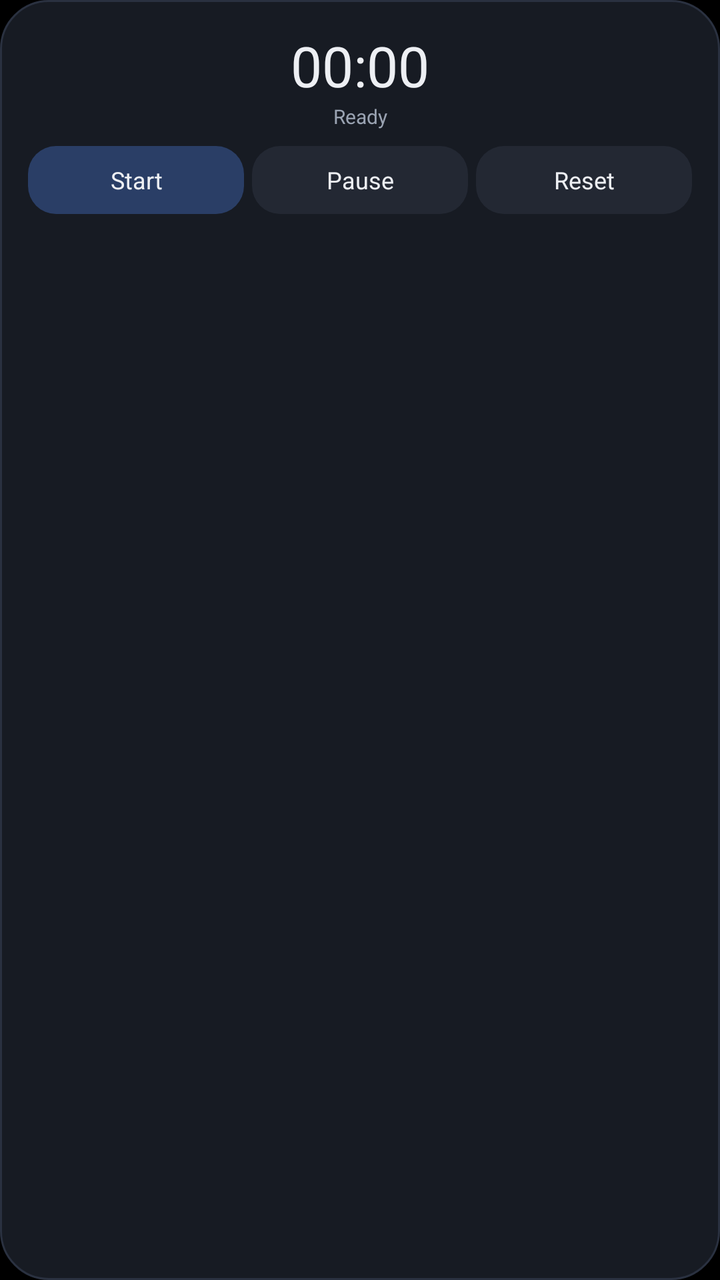
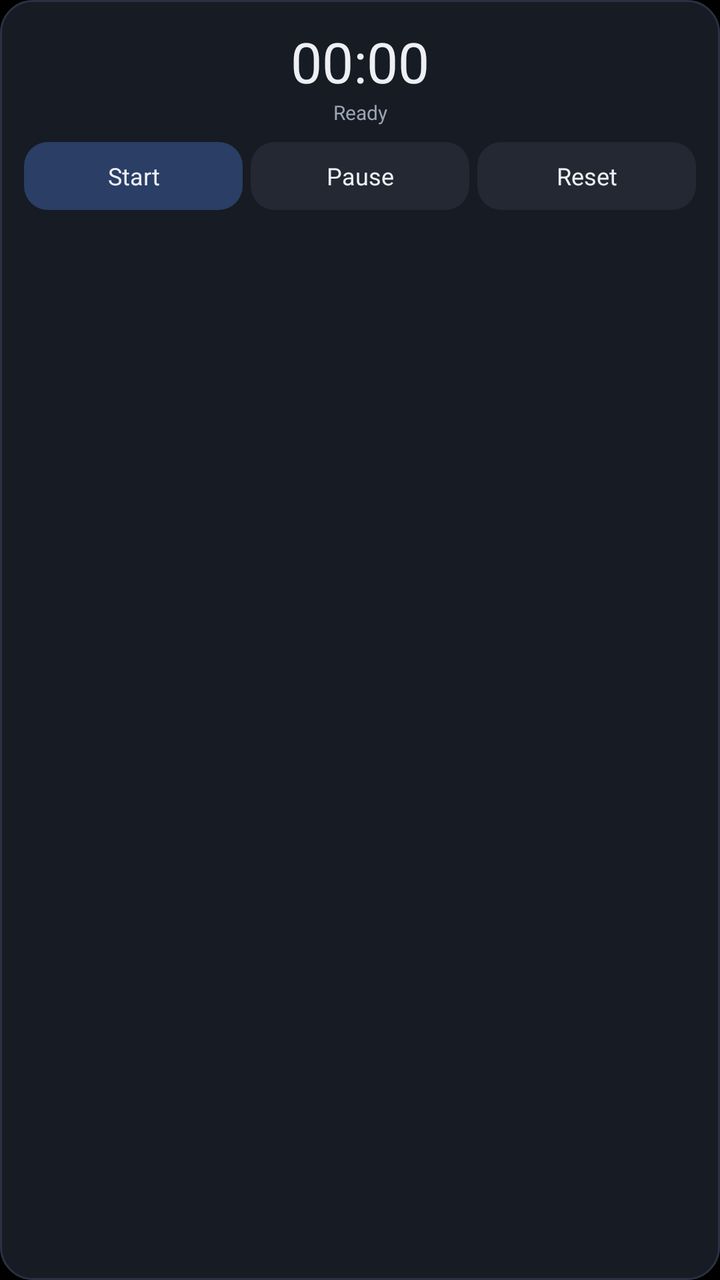

Compare the two renders of this Android layout. The source of the first and the diff that turns it into the second are given below.
<!-- AndroidManifest.xml: application theme Theme.Chronos -->
<!-- res/layout/widget_timer.xml -->
<?xml version="1.0" encoding="utf-8"?>
<LinearLayout xmlns:android="http://schemas.android.com/apk/res/android"
    android:id="@+id/widget_root"
    android:layout_width="match_parent"
    android:layout_height="match_parent"
    android:background="@drawable/widget_bg"
    android:orientation="vertical"
    android:padding="14dp">

    <Chronometer
        android:id="@+id/timer_chrono"
        android:layout_width="match_parent"
        android:layout_height="wrap_content"
        android:textSize="28sp"
        android:textColor="#EDEFF3"
        android:gravity="center" />

    <TextView
        android:id="@+id/timer_state"
        android:layout_width="match_parent"
        android:layout_height="wrap_content"
        android:text="Ready"
        android:textSize="10sp"
        android:textColor="#9AA3B2"
        android:gravity="center"
        android:layout_marginBottom="8dp" />

    <LinearLayout
        android:layout_width="match_parent"
        android:layout_height="wrap_content"
        android:orientation="horizontal">

        <TextView
            android:id="@+id/timer_start"
            android:layout_width="0dp"
            android:layout_height="34dp"
            android:layout_weight="1"
            android:layout_marginEnd="4dp"
            android:background="@drawable/widget_button_accent"
            android:gravity="center"
            android:text="Start"
            android:textSize="12sp"
            android:textColor="#EDEFF3" />

        <TextView
            android:id="@+id/timer_pause"
            android:layout_width="0dp"
            android:layout_height="34dp"
            android:layout_weight="1"
            android:layout_marginEnd="4dp"
            android:background="@drawable/widget_button"
            android:gravity="center"
            android:text="Pause"
            android:textSize="12sp"
            android:textColor="#EDEFF3" />

        <TextView
            android:id="@+id/timer_reset"
            android:layout_width="0dp"
            android:layout_height="34dp"
            android:layout_weight="1"
            android:background="@drawable/widget_button"
            android:gravity="center"
            android:text="Reset"
            android:textSize="12sp"
            android:textColor="#EDEFF3" />
    </LinearLayout>
</LinearLayout>
<!-- resources referenced by this layout -->
<resources>
  <!-- drawable widget_bg (drawable) -->
  <?xml version="1.0" encoding="utf-8"?>
  <shape xmlns:android="http://schemas.android.com/apk/res/android" android:shape="rectangle">
      <corners android:radius="24dp" />
      <solid android:color="#171B23" />
      <stroke android:width="1dp" android:color="#2A3140" />
  </shape>
  <!-- drawable widget_button (drawable) -->
  <?xml version="1.0" encoding="utf-8"?>
  <shape xmlns:android="http://schemas.android.com/apk/res/android" android:shape="rectangle">
      <corners android:radius="14dp" />
      <solid android:color="#232833" />
  </shape>
  <!-- drawable widget_button_accent (drawable) -->
  <?xml version="1.0" encoding="utf-8"?>
  <shape xmlns:android="http://schemas.android.com/apk/res/android" android:shape="rectangle">
      <corners android:radius="14dp" />
      <solid android:color="#2A3E66" />
  </shape>
  <style name="Theme.Chronos" parent="android:Theme.Material.NoActionBar">
          <item name="android:windowBackground">@android:color/black</item>
          <item name="android:statusBarColor">@android:color/transparent</item>
          <item name="android:navigationBarColor">@android:color/transparent</item>
          <item name="android:windowDrawsSystemBarBackgrounds">true</item>
      </style>
</resources>

<!-- the commit's change to res/layout/widget_timer.xml (unified diff, before → after) -->
@@ -5,25 +5,26 @@
     android:layout_height="match_parent"
     android:background="@drawable/widget_bg"
     android:orientation="vertical"
-    android:padding="14dp">
+    android:padding="@dimen/widget_pad">
 
     <Chronometer
         android:id="@+id/timer_chrono"
         android:layout_width="match_parent"
         android:layout_height="wrap_content"
         android:textSize="28sp"
-        android:textColor="#EDEFF3"
+        android:textColor="@color/widget_ink"
         android:gravity="center" />
 
     <TextView
         android:id="@+id/timer_state"
         android:layout_width="match_parent"
         android:layout_height="wrap_content"
-        android:text="Ready"
+        android:text="@string/widget_state_ready"
         android:textSize="10sp"
-        android:textColor="#9AA3B2"
+        android:textColor="@color/widget_ink_muted"
         android:gravity="center"
-        android:layout_marginBottom="8dp" />
+        android:maxLines="1"
+        android:layout_marginBottom="@dimen/widget_pad_small" />
 
     <LinearLayout
         android:layout_width="match_parent"
@@ -33,36 +34,39 @@
         <TextView
             android:id="@+id/timer_start"
             android:layout_width="0dp"
-            android:layout_height="34dp"
+            android:layout_height="@dimen/widget_button_height"
             android:layout_weight="1"
-            android:layout_marginEnd="4dp"
+            android:layout_marginEnd="@dimen/widget_gap"
             android:background="@drawable/widget_button_accent"
             android:gravity="center"
-            android:text="Start"
+            android:text="@string/widget_action_start"
             android:textSize="12sp"
-            android:textColor="#EDEFF3" />
+            android:maxLines="1"
+            android:textColor="@color/widget_ink" />
 
         <TextView
             android:id="@+id/timer_pause"
             android:layout_width="0dp"
-            android:layout_height="34dp"
+            android:layout_height="@dimen/widget_button_height"
             android:layout_weight="1"
-            android:layout_marginEnd="4dp"
+            android:layout_marginEnd="@dimen/widget_gap"
             android:background="@drawable/widget_button"
             android:gravity="center"
-            android:text="Pause"
+            android:text="@string/widget_action_pause"
             android:textSize="12sp"
-            android:textColor="#EDEFF3" />
+            android:maxLines="1"
+            android:textColor="@color/widget_ink" />
 
         <TextView
             android:id="@+id/timer_reset"
             android:layout_width="0dp"
-            android:layout_height="34dp"
+            android:layout_height="@dimen/widget_button_height"
             android:layout_weight="1"
             android:background="@drawable/widget_button"
             android:gravity="center"
-            android:text="Reset"
+            android:text="@string/widget_action_reset"
             android:textSize="12sp"
-            android:textColor="#EDEFF3" />
+            android:maxLines="1"
+            android:textColor="@color/widget_ink" />
     </LinearLayout>
 </LinearLayout>
<!-- resource entries referenced after the edit -->
@@ -1,29 +1,41 @@
 <!-- resources referenced by this layout -->
 <resources>
+  <color name="widget_ink">#EDEFF3</color>
+  <color name="widget_ink_muted">#9AA3B2</color>
+  <dimen name="widget_button_height">34dp</dimen>
+  <dimen name="widget_gap">4dp</dimen>
+  <dimen name="widget_pad">12dp</dimen>
+  <dimen name="widget_pad_small">8dp</dimen>
   <!-- drawable widget_bg (drawable) -->
   <?xml version="1.0" encoding="utf-8"?>
   <shape xmlns:android="http://schemas.android.com/apk/res/android" android:shape="rectangle">
-      <corners android:radius="24dp" />
+      <corners android:radius="@dimen/widget_corner_radius" />
       <solid android:color="#171B23" />
       <stroke android:width="1dp" android:color="#2A3140" />
   </shape>
   <!-- drawable widget_button (drawable) -->
   <?xml version="1.0" encoding="utf-8"?>
   <shape xmlns:android="http://schemas.android.com/apk/res/android" android:shape="rectangle">
-      <corners android:radius="14dp" />
+      <corners android:radius="@dimen/widget_corner_radius_small" />
       <solid android:color="#232833" />
   </shape>
   <!-- drawable widget_button_accent (drawable) -->
   <?xml version="1.0" encoding="utf-8"?>
   <shape xmlns:android="http://schemas.android.com/apk/res/android" android:shape="rectangle">
-      <corners android:radius="14dp" />
+      <corners android:radius="@dimen/widget_corner_radius_small" />
       <solid android:color="#2A3E66" />
   </shape>
+  <string name="widget_action_pause">Pause</string>
+  <string name="widget_action_reset">Reset</string>
+  <string name="widget_action_start">Start</string>
+  <string name="widget_state_ready">Ready</string>
   <style name="Theme.Chronos" parent="android:Theme.Material.NoActionBar">
           <item name="android:windowBackground">@android:color/black</item>
           <item name="android:statusBarColor">@android:color/transparent</item>
           <item name="android:navigationBarColor">@android:color/transparent</item>
           <item name="android:windowDrawsSystemBarBackgrounds">true</item>
       </style>
+  <dimen name="widget_corner_radius">16dp</dimen>
+  <dimen name="widget_corner_radius_small">12dp</dimen>
 </resources>
 
